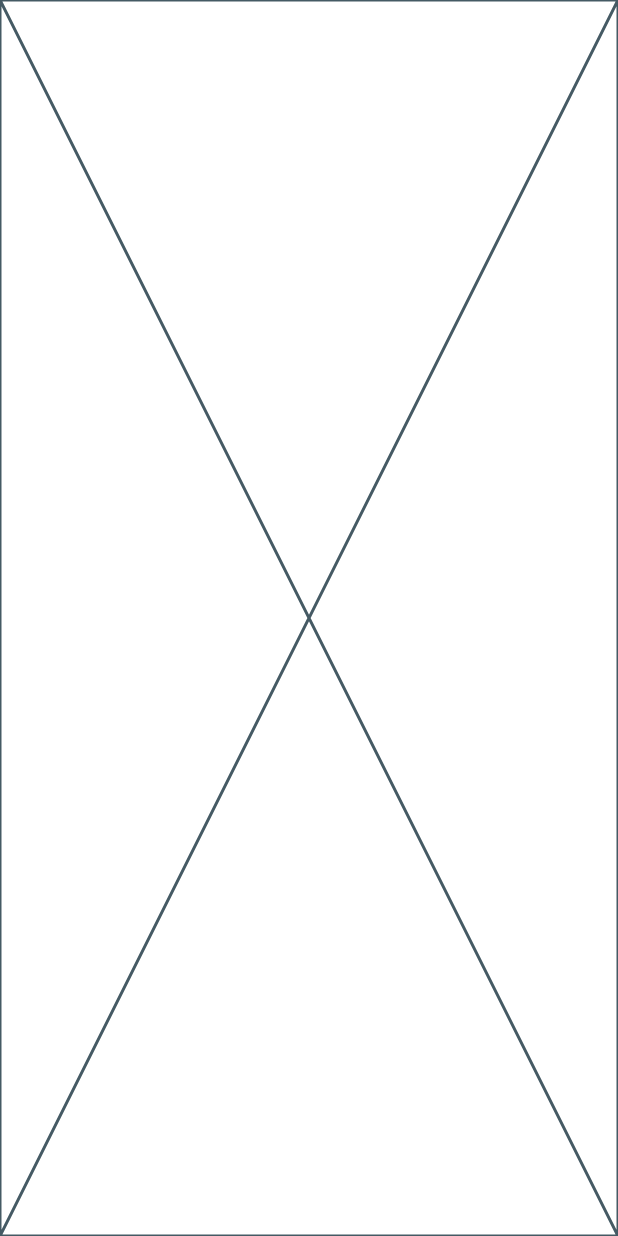
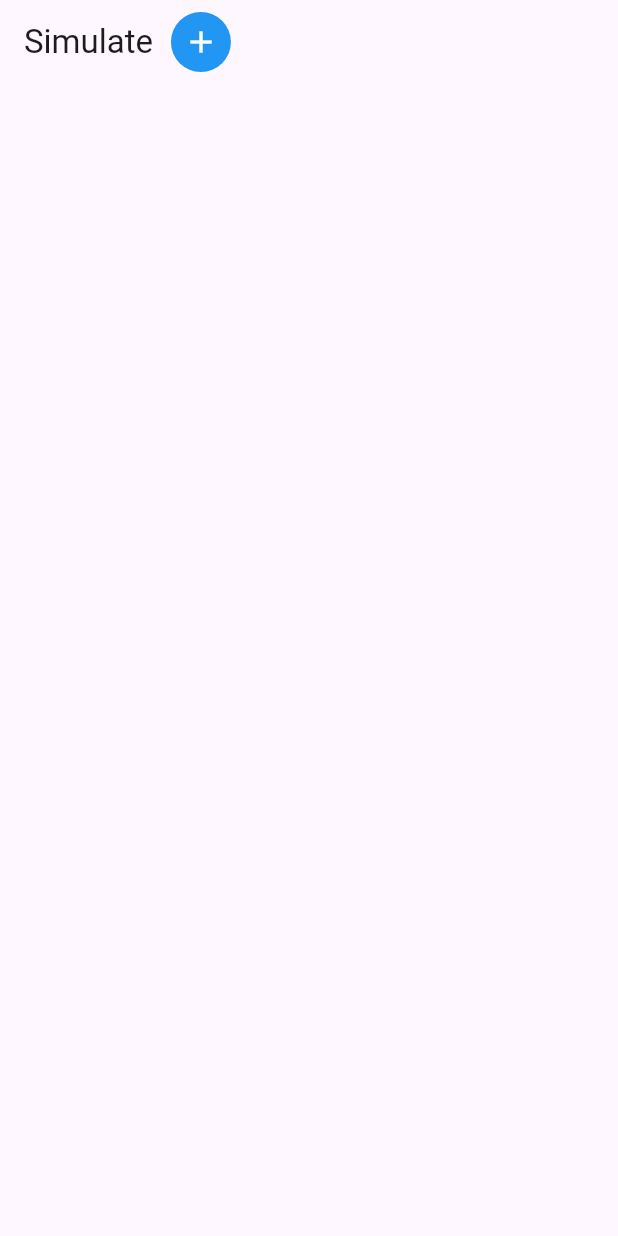
Before and after one commit to joehuang610154/game_prototype_simulator, a Flutter app: the screen it shows after launch, on a phone screen of 412 x 824 dp. Run offline on Flutter 3.47's test engine with Material 3 defaults, Android fonts, the phone set to English and light mode, and no system bars.

Commit message:
add button to simulate page

```diff
--- /dev/null
+++ b/lib/constants/widgets.dart
@@ -0,0 +1,6 @@
+import 'package:flutter/material.dart';
+
+class Gaps {
+  static const w4 = SizedBox(width: 4);
+  static const w8 = SizedBox(width: 8);
+}
--- a/lib/pages/simulate/simulate_page.dart
+++ b/lib/pages/simulate/simulate_page.dart
@@ -1,10 +1,28 @@
 import 'package:flutter/material.dart';
+import 'package:game_prototype_simulator/constants/widgets.dart';
 
 class SimulatePage extends StatelessWidget {
   const SimulatePage({super.key});
 
   @override
   Widget build(BuildContext context) {
-    return const Placeholder();
+    return Scaffold(
+      appBar: AppBar(
+        title: Row(
+          children: [
+            Text("Simulate"),
+            Gaps.w8,
+            IconButton(
+              onPressed: () {},
+              icon: Icon(Icons.add),
+              style: IconButton.styleFrom(
+                backgroundColor: Colors.blue,
+                foregroundColor: Colors.white,
+              ),
+            ),
+          ],
+        ),
+      ),
+    );
   }
 }
```
